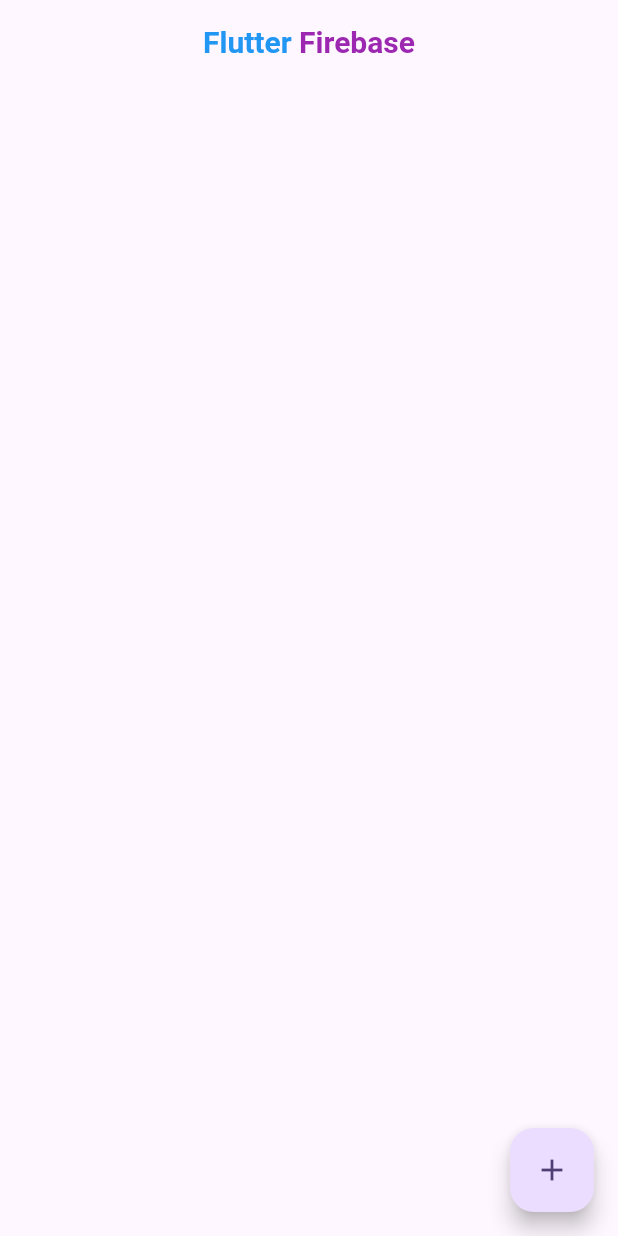
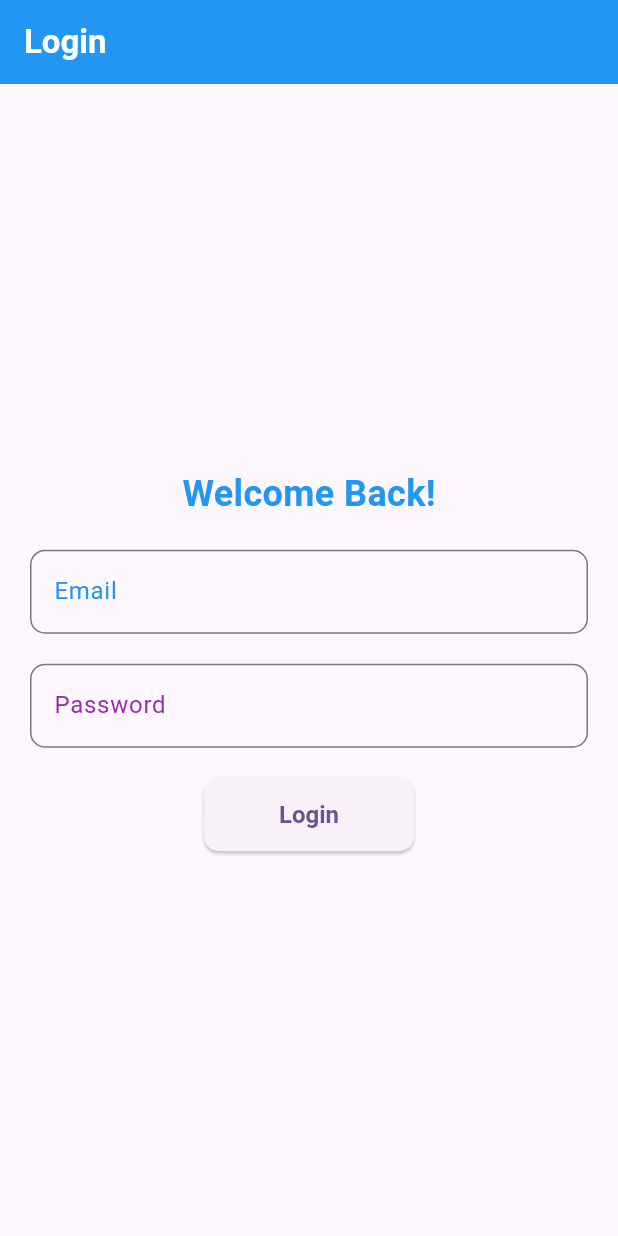
Before and after one commit to araish03/CRUD-APP, a Flutter app: the screen it shows after launch, on a phone screen of 412 x 824 dp. Run offline on Flutter 3.47's test engine with Material 3 defaults, Android fonts, the phone set to English and light mode, and no system bars; our stand-ins replace cloud_firestore, firebase_auth, firebase_core, fluttertoast, random_string; accounts and stored records are empty.

Commit message:
SignIn Authentication Added

```diff
--- /dev/null
+++ b/lib/authentication/login.dart
@@ -0,0 +1,105 @@
+import 'package:firebase_auth/firebase_auth.dart';
+import 'package:flutter/material.dart';
+
+class Login extends StatefulWidget {
+  const Login({super.key});
+
+  @override
+  State<Login> createState() => _LoginState();
+}
+
+class _LoginState extends State<Login> {
+  TextEditingController email = TextEditingController();
+  TextEditingController password = TextEditingController();
+
+  signIn() async {
+    try {
+      await FirebaseAuth.instance.signInWithEmailAndPassword(
+          email: email.text, password: password.text);
+      ScaffoldMessenger.of(context).showSnackBar(
+        SnackBar(content: Text('Login Successful')),
+      );
+    } catch (e) {
+      ScaffoldMessenger.of(context).showSnackBar(
+        SnackBar(content: Text('Login Failed: $e')),
+      );
+    }
+  }
+
+  @override
+  Widget build(BuildContext context) {
+    return Scaffold(
+      appBar: AppBar(
+        title: Text("Login",
+        style: TextStyle(
+                  fontWeight: FontWeight.bold,
+                  color: const Color.fromARGB(255, 255, 255, 255), // Optional: Change text color
+                ),),
+
+        backgroundColor: Colors.blue,
+      ),
+      body: Padding(
+        padding: const EdgeInsets.all(20.0),
+        child: Column(
+          mainAxisAlignment: MainAxisAlignment.center,
+          children: [
+            Text(
+              'Welcome Back!',
+              style: TextStyle(
+                fontSize: 24,
+                fontWeight: FontWeight.bold,
+                color: Colors.blue,
+              ),
+            ),
+            SizedBox(height: 20),
+            TextField(
+              controller: email,
+              decoration: InputDecoration(
+                hintText: 'Enter email',
+                labelText: 'Email',
+                labelStyle: TextStyle(color: Colors.blue),
+                border: OutlineInputBorder(
+                  borderRadius: BorderRadius.circular(10),
+                ),
+                focusedBorder: OutlineInputBorder(
+                  borderSide: BorderSide(color: Colors.blue),
+                  borderRadius: BorderRadius.circular(10),
+                ),
+              ),
+            ),
+            SizedBox(height: 20),
+            TextField(
+              controller: password,
+              decoration: InputDecoration(
+                hintText: 'Enter password',
+                labelText: 'Password',
+                labelStyle: TextStyle(color: Colors.purple),
+                border: OutlineInputBorder(
+                  borderRadius: BorderRadius.circular(10),
+                ),
+                focusedBorder: OutlineInputBorder(
+                  borderSide: BorderSide(color: Colors.purple),
+                  borderRadius: BorderRadius.circular(10),
+                ),
+              ),
+              obscureText: true,
+            ),
+            SizedBox(height: 20),
+            ElevatedButton(
+              onPressed: signIn,
+              child: Text("Login"),
+              style: ElevatedButton.styleFrom(
+
+                padding: EdgeInsets.symmetric(horizontal: 50, vertical: 15),
+                textStyle: TextStyle(fontSize: 16, fontWeight: FontWeight.bold),
+                shape: RoundedRectangleBorder(
+                  borderRadius: BorderRadius.circular(10),
+                ),
+              ),
+            ),
+          ],
+        ),
+      ),
+    );
+  }
+}
--- /dev/null
+++ b/lib/authentication/wrapper.dart
@@ -0,0 +1,31 @@
+import 'package:flutter/material.dart';
+import 'package:firebase_auth/firebase_auth.dart';
+import 'package:my_flutter_app/authentication/login.dart';
+import 'package:my_flutter_app/pages/home.dart';
+
+class Wrapper extends StatefulWidget {
+  const Wrapper({super.key});
+
+  @override
+  State<Wrapper> createState() => _WrapperState();
+}
+
+class _WrapperState extends State<Wrapper> {
+  @override
+  Widget build(BuildContext context) {
+    return Scaffold(
+      body: StreamBuilder(
+        stream: FirebaseAuth.instance.authStateChanges(),
+        builder:(context,snapshot)
+        {
+          if(snapshot.hasData)
+          {
+            return Home();
+          }
+          else{
+            return Login();
+          }
+        }),
+    );
+  }
+}
--- a/lib/main.dart
+++ b/lib/main.dart
@@ -1,5 +1,6 @@
 import 'package:firebase_core/firebase_core.dart';
 import 'package:flutter/material.dart';
+import 'package:my_flutter_app/authentication/wrapper.dart';
 import 'package:my_flutter_app/pages/home.dart';
 
 void main() async{
@@ -36,7 +37,7 @@ class MyApp extends StatelessWidget {
         colorScheme: ColorScheme.fromSeed(seedColor: Colors.deepPurple),
         useMaterial3: true,
       ),
-      home: Home()
+      home: Wrapper(),
     );
   }
 }
--- a/lib/pages/home.dart
+++ b/lib/pages/home.dart
@@ -1,4 +1,5 @@
 import 'package:cloud_firestore/cloud_firestore.dart';
+import 'package:firebase_auth/firebase_auth.dart';
 import 'package:flutter/material.dart';
 import 'package:my_flutter_app/pages/employee.dart';
 import 'package:my_flutter_app/service/database.dart';
@@ -20,6 +21,9 @@ class _HomeState extends State<Home> {
   getontheload() async {
     EmployeeStream = await DatabaseMethods().getEmployeeDetails();
     setState(() {});
+  }
+  signout() async {
+    await FirebaseAuth.instance.signOut();
   }
 
   @override
@@ -53,7 +57,6 @@ class _HomeState extends State<Home> {
                           crossAxisAlignment: CrossAxisAlignment.start,
                           children: [
                             Row(
-                              // mainAxisAlignment: MainAxisAlignment.spaceBetween,
                               children: [
                                 Text(
                                   "Name :" + ds["Name"],
@@ -72,41 +75,15 @@ class _HomeState extends State<Home> {
                                     EditEmployeeDetail(ds.id);
                                   },
                                   child: Icon(Icons.edit, color: Colors.green),
-                                  ),
-                                    SizedBox(width: 5.0,),
-                                     GestureDetector(
+                                ),
+                                SizedBox(width: 5.0),
+                                GestureDetector(
                                   onTap: () async{
-                                  await DatabaseMethods().deleteEmployeeDetails(ds["Id"]);
-
+                                    await DatabaseMethods().deleteEmployeeDetails(ds["Id"]);
                                   },
-                                  child:  Icon(Icons.delete, color: Colors.red,)                                  ),
-
-
+                                  child: Icon(Icons.delete, color: Colors.red),
+                                ),
                               ],
-
-
-
-//  GestureDetector(
-//                                       onTap: ()async{
-//                                       await DatabaseMethods().deleteEmployeeDetails(ds["Id"]);
-//                                       },
-//
-
-//                                     ),
-
-
-
-
-
-
-
-
-
-
-
-
-
-
                             ),
                             Text(
                               "Age :" + ds["Age"],
@@ -165,6 +142,13 @@ class _HomeState extends State<Home> {
             )
           ],
         ),
+        actions: [
+          IconButton(
+            icon: Icon(Icons.logout,color: Colors.blue,),
+            onPressed: signout,
+
+          ),
+        ],
       ),
       body: Container(
         margin: EdgeInsets.only(left: 20.0, right: 20.0, top: 30.0),
--- a/pubspec.yaml
+++ b/pubspec.yaml
@@ -34,6 +34,7 @@ dependencies:
   cloud_firestore: ^5.1.0
   random_string: ^2.3.1
   fluttertoast: ^8.2.6
+  firebase_auth: ^5.1.2
 
   # The following adds the Cupertino Icons font to your application.
   # Use with the CupertinoIcons class for iOS style icons.
```
Also changed, not shown: pubspec.lock, 4 other files.
